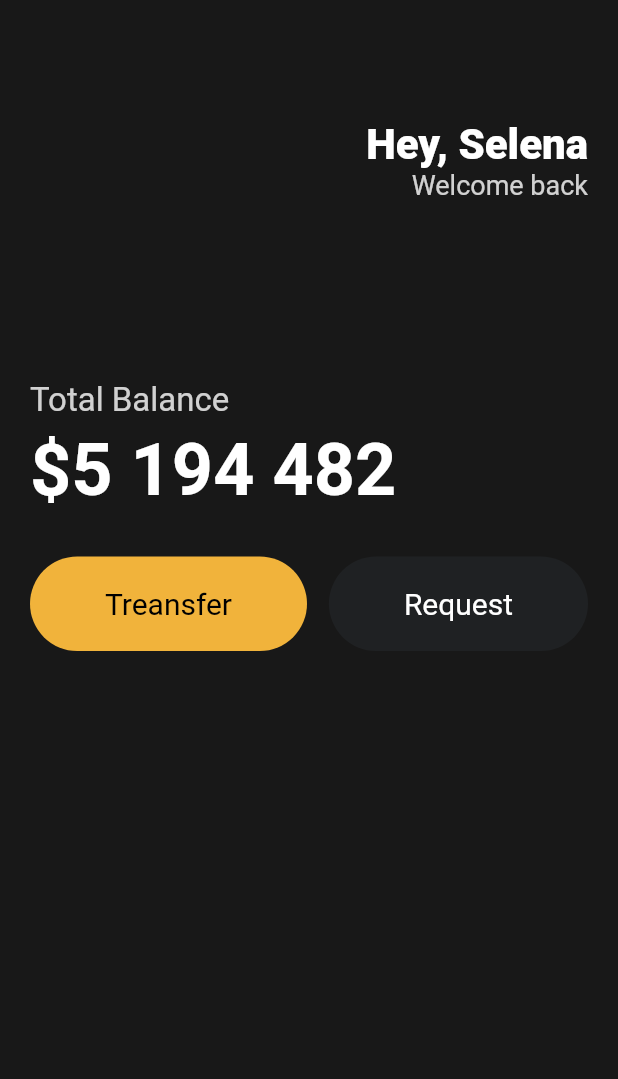
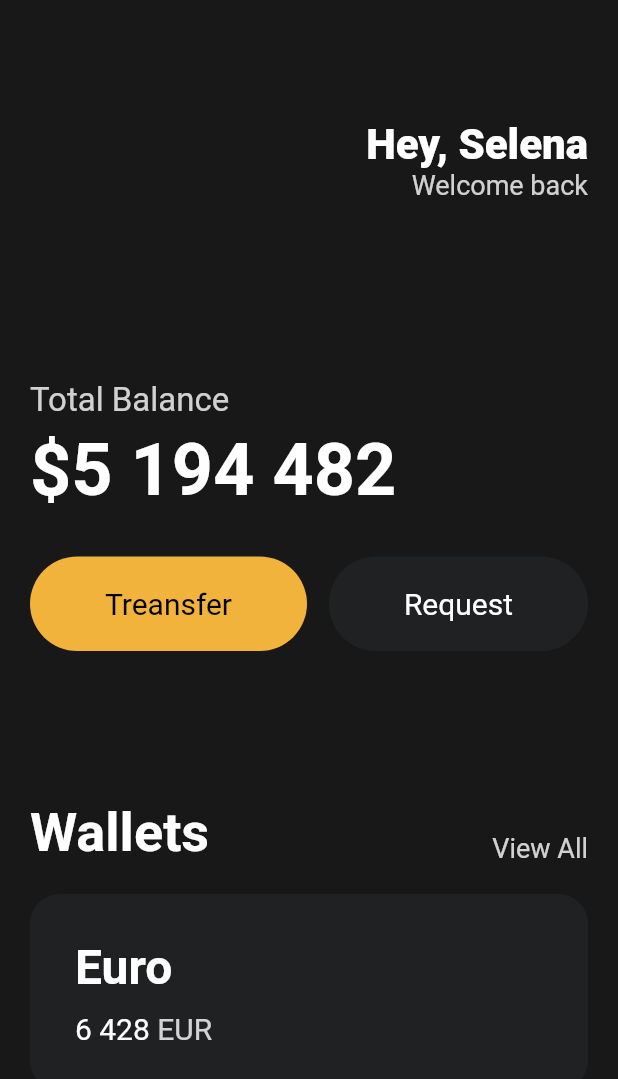
Before and after one commit to LEEBONGHAK/basic-of-flutter, a Flutter app: the screen it shows after launch, on a phone screen of 412 x 824 dp. Shown: the top 1079 px of the screen. Run offline on Flutter 3.47's test engine with Material 2 defaults, Android fonts, the phone set to English and light mode, and no system bars.

Commit message:
3.6 Cards

```diff
--- a/lib/main.dart
+++ b/lib/main.dart
@@ -86,6 +86,83 @@ class App extends StatelessWidget {
                     textColor: Colors.white,
                   ),
                 ],
+              ),
+              const SizedBox(
+                height: 100,
+              ),
+              Row(
+                mainAxisAlignment: MainAxisAlignment.spaceBetween,
+                crossAxisAlignment: CrossAxisAlignment.end,
+                children: [
+                  const Text(
+                    'Wallets',
+                    style: TextStyle(
+                      color: Colors.white,
+                      fontSize: 36,
+                      fontWeight: FontWeight.w600,
+                    ),
+                  ),
+                  Text(
+                    'View All',
+                    style: TextStyle(
+                      color: Colors.white.withOpacity(0.8),
+                      fontSize: 18,
+                    ),
+                  ),
+                ],
+              ),
+              const SizedBox(
+                height: 20,
+              ),
+              Container(
+                decoration: BoxDecoration(
+                  color: const Color(0xFF1F2123),
+                  borderRadius: BorderRadius.circular(20),
+                ),
+                child: Padding(
+                  padding: const EdgeInsets.all(30),
+                  child: Row(
+                    children: [
+                      Column(
+                        crossAxisAlignment: CrossAxisAlignment.start,
+                        children: [
+                          const Text(
+                            'Euro',
+                            style: TextStyle(
+                              color: Colors.white,
+                              fontSize: 32,
+                              fontWeight: FontWeight.w600,
+                            ),
+                          ),
+                          const SizedBox(
+                            height: 10,
+                          ),
+                          Row(
+                            children: [
+                              const Text(
+                                '6 428',
+                                style: TextStyle(
+                                  color: Colors.white,
+                                  fontSize: 20,
+                                ),
+                              ),
+                              const SizedBox(
+                                width: 5,
+                              ),
+                              Text(
+                                'EUR',
+                                style: TextStyle(
+                                  color: Colors.white.withOpacity(0.8),
+                                  fontSize: 20,
+                                ),
+                              ),
+                            ],
+                          )
+                        ],
+                      )
+                    ],
+                  ),
+                ),
               )
             ],
           )),
```
